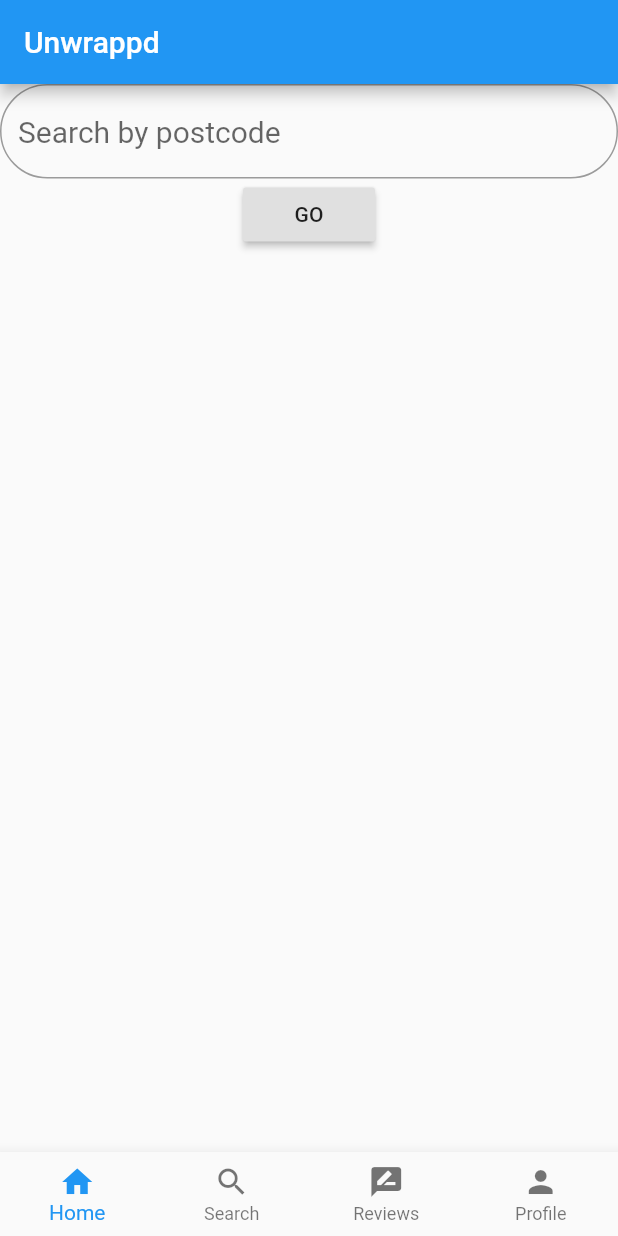
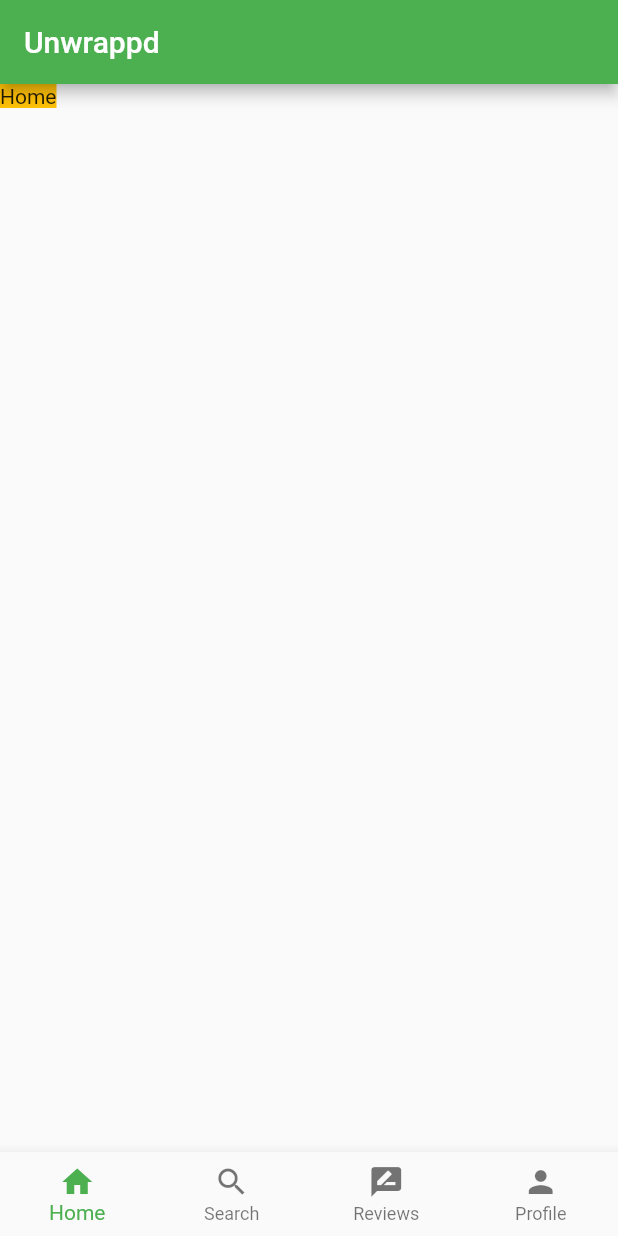
Before and after one commit to Casey6624/Unwrappd-Flutter, a Flutter app: the screen it shows after launch, on a phone screen of 412 x 824 dp. Run offline on Flutter 3.47's test engine with Material 2 defaults, Android fonts, the phone set to English and light mode, and no system bars; Roboto replaces fonts that are missing (Montserrat).

Commit message:
routing between dummy views and search

```diff
--- a/lib/main.dart
+++ b/lib/main.dart
@@ -1,9 +1,9 @@
 import 'dart:convert';
 import 'dart:developer';
-
 import 'package:flutter/material.dart';
-import 'package:http/http.dart' as http;
-import "./classes/Chippy.dart";
+// views
+import "./views/Search.dart";
+import "./views/Placeholder.dart";
 
 void main() {
   runApp(MyApp());
@@ -16,84 +16,49 @@ class MyApp extends StatelessWidget {
     return MaterialApp(
       title: 'Unwrappd',
       theme: ThemeData(
-        primarySwatch: Colors.blue,
+        primarySwatch: Colors.green,
         visualDensity: VisualDensity.adaptivePlatformDensity,
       ),
-      home: MyHomePage(title: 'Unwrappd'),
+      home: UnwrappdMain(title: 'Unwrappd'),
     );
   }
 }
 
-class MyHomePage extends StatefulWidget {
-  MyHomePage({Key key, this.title}) : super(key: key);
+class UnwrappdMain extends StatefulWidget {
+  UnwrappdMain({Key key, this.title}) : super(key: key);
 
   final String title;
 
   @override
-  _MyHomePageState createState() => _MyHomePageState();
+  _UnwrappdMainState createState() => _UnwrappdMainState();
 }
 
-class _MyHomePageState extends State<MyHomePage> {
-  String searchText = "S66 8RN";
+class _UnwrappdMainState extends State<UnwrappdMain> {
+  int _tabIndex = 0;
+  final List<Widget> _children = [
+    PlaceholderWidget(Colors.amber, "Home"),
+    Search(),
+    PlaceholderWidget(Colors.blue, "Reviews"),
+    PlaceholderWidget(Colors.deepPurple, "Profile"),
+  ];
 
-  Future<Chippy> _callAPI() async {
-    log("Calling API with param " + searchText);
-    try {
-      Map<String, String> body = {'postcode': searchText};
-      final http.Response response = await http.post(
-        'http://172.16.6.158:4500/get-chippies',
-        headers: {'Content-Type': 'application/json; charset=UTF-8'},
-        body: jsonEncode(body),
-      );
-      if (response.statusCode == 200) {
-        Chippy chippies = Chippy.fromJson(jsonDecode(response.body)[0]);
-        log("haha");
-        return chippies;
-      }
-    } on Exception catch (exception) {
-      log(exception.toString());
-    } catch (error) {
-      log(error);
-    }
-  }
-
-  Future<dynamic> _getChippies() async {
-    var test = _callAPI();
-    //log(chippies);
+  void tabPressed(int index) {
+    setState(() {
+      _tabIndex = index;
+    });
   }
 
   @override
   Widget build(BuildContext context) {
-    TextStyle style = TextStyle(fontFamily: 'Montserrat', fontSize: 20.0);
-
-    final searchField = TextField(
-      onChanged: (txt) {
-        searchText = txt;
-        print(txt);
-      },
-      obscureText: false,
-      style: style,
-      decoration: InputDecoration(
-          hintText: "Search by postcode",
-          border:
-              OutlineInputBorder(borderRadius: BorderRadius.circular(32.0))),
-    );
     return Scaffold(
       appBar: AppBar(
         title: Text(widget.title),
       ),
-      body: Column(
-        children: <Widget>[
-          searchField,
-          RaisedButton(
-            child: Text("GO"),
-            onPressed: _getChippies,
-          ),
-        ],
-      ),
+      body: _children[_tabIndex],
       bottomNavigationBar: BottomNavigationBar(
+        onTap: tabPressed,
         type: BottomNavigationBarType.fixed,
-        currentIndex: 0,
+        currentIndex: _tabIndex,
         items: [
           BottomNavigationBarItem(
               icon: new Icon(Icons.home), title: Text("Home")),
--- /dev/null
+++ b/lib/views/Placeholder.dart
@@ -0,0 +1,16 @@
+import 'package:flutter/material.dart';
+
+class PlaceholderWidget extends StatelessWidget {
+  final Color color;
+  final String pageName;
+
+  PlaceholderWidget(this.color, this.pageName);
+
+  @override
+  Widget build(BuildContext context) {
+    return Container(
+      color: color,
+      child: Text(pageName),
+    );
+  }
+}
```
Also changed, not shown: lib/views/Search.dart (added, +77 -0 lines).
